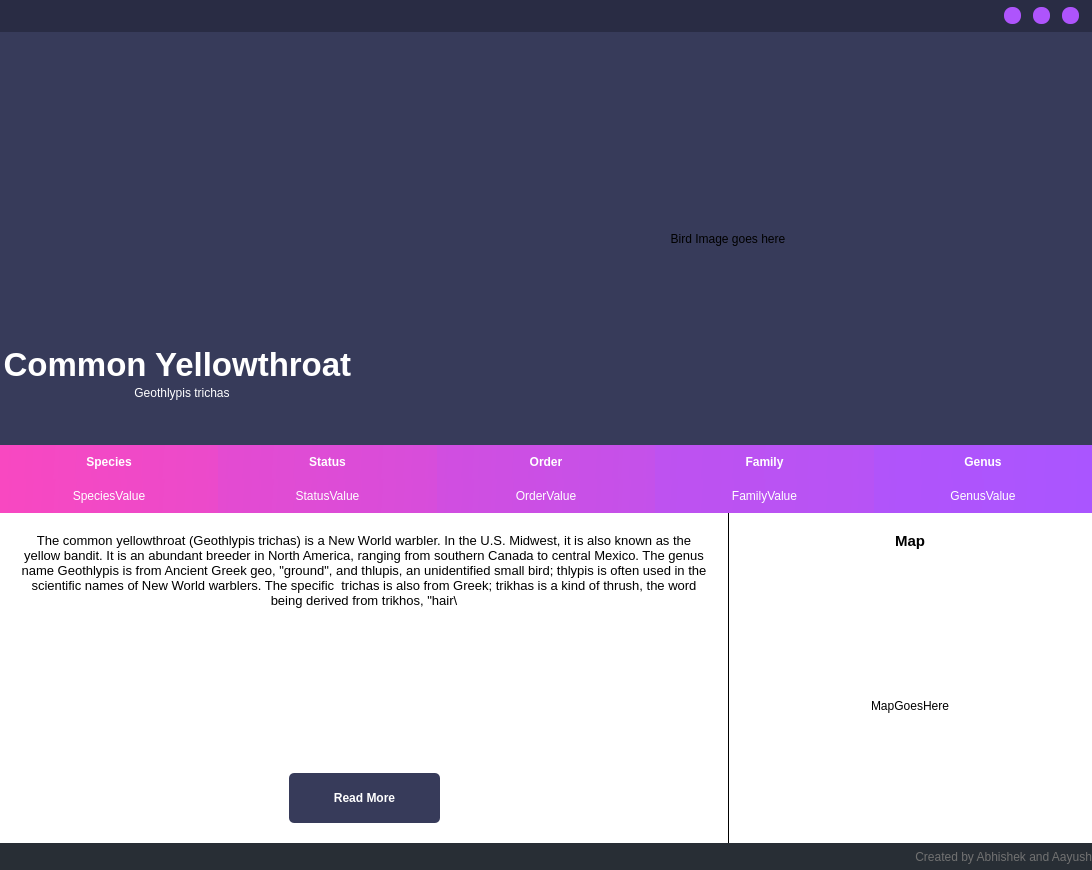
Before: the Qt Designer form UI/BirdDetailScreen.ui in aayush357/Aves, drawn with Qt 5.
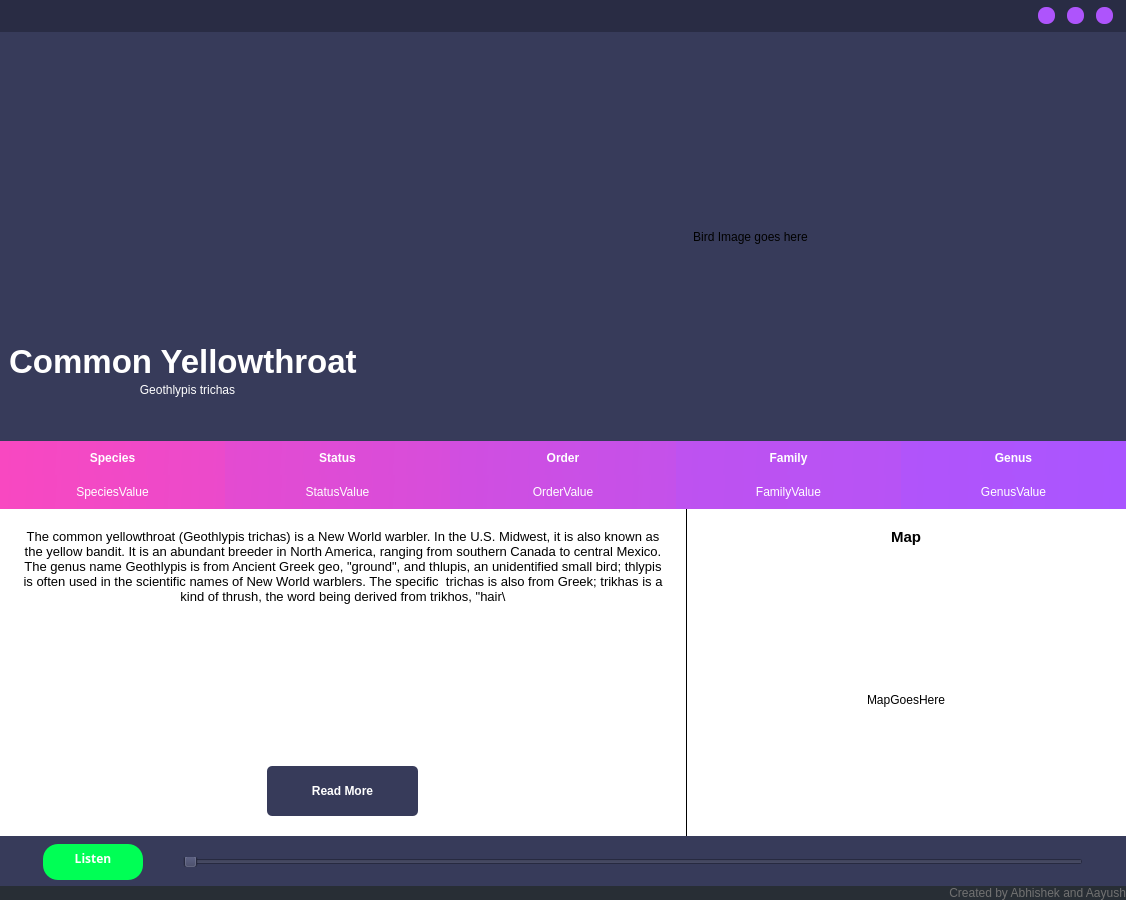
After: the same form once the commit is applied.

Commit message: Details Screen

Diff of the .ui file:
```diff
--- a/UI/BirdDetailScreen.ui
+++ b/UI/BirdDetailScreen.ui
@@ -6,13 +6,16 @@
    <rect>
     <x>0</x>
     <y>0</y>
-    <width>1092</width>
-    <height>870</height>
+    <width>1124</width>
+    <height>900</height>
    </rect>
   </property>
   <property name="windowTitle">
    <string>MainWindow</string>
   </property>
+  <property name="tabShape">
+   <enum>QTabWidget::Rounded</enum>
+  </property>
   <widget class="QWidget" name="centralwidget">
    <property name="styleSheet">
     <string notr="true">background-color: rgb(255, 255, 255);
@@ -33,7 +36,7 @@
      <number>0</number>
     </property>
     <item>
-     <layout class="QVBoxLayout" name="verticalLayout" stretch="0,15,0,12,1">
+     <layout class="QVBoxLayout" name="verticalLayout" stretch="0,15,0,12,0,0">
       <property name="spacing">
        <number>0</number>
       </property>
@@ -639,7 +642,7 @@
        </widget>
       </item>
       <item>
-       <layout class="QHBoxLayout" name="DescriptionMap" stretch="2,1">
+       <layout class="QHBoxLayout" name="DescriptionMap" stretch="0,1">
         <property name="spacing">
          <number>0</number>
         </property>
@@ -700,7 +703,7 @@
            </widget>
           </item>
           <item>
-           <layout class="QHBoxLayout" name="ButtonLayoutContainer" stretch="2,1,2">
+           <layout class="QHBoxLayout" name="ButtonLayoutContainer" stretch="1">
             <property name="spacing">
              <number>0</number>
             </property>
@@ -708,20 +711,20 @@
              <number>0</number>
             </property>
             <item>
-             <layout class="QVBoxLayout" name="EmptyButtonContainer"/>
-            </item>
-            <item>
-             <layout class="QVBoxLayout" name="ReadMoreContainer">
+             <layout class="QHBoxLayout" name="horizontalLayout_3">
+              <item>
+               <layout class="QVBoxLayout" name="verticalLayout_3"/>
+              </item>
               <item>
                <widget class="QPushButton" name="ReadMoreButton">
-                <property name="sizePolicy">
-                 <sizepolicy hsizetype="MinimumExpanding" vsizetype="MinimumExpanding">
-                  <horstretch>0</horstretch>
-                  <verstretch>0</verstretch>
-                 </sizepolicy>
-                </property>
                 <property name="minimumSize">
                  <size>
+                  <width>0</width>
+                  <height>50</height>
+                 </size>
+                </property>
+                <property name="maximumSize">
+                 <size>
                   <width>151</width>
                   <height>50</height>
                  </size>
@@ -746,25 +749,19 @@
                 <property name="text">
                  <string>Read More</string>
                 </property>
-                <property name="iconSize">
-                 <size>
-                  <width>0</width>
-                  <height>0</height>
-                 </size>
-                </property>
                </widget>
               </item>
              </layout>
             </item>
-            <item>
-             <layout class="QVBoxLayout" name="EmptyButtonContainer1"/>
-            </item>
            </layout>
           </item>
          </layout>
         </item>
         <item>
          <layout class="QVBoxLayout" name="MapContainer" stretch="1,5">
+          <property name="sizeConstraint">
+           <enum>QLayout::SetFixedSize</enum>
+          </property>
           <item>
            <widget class="QLabel" name="MapLabel">
             <property name="font">
@@ -787,6 +784,12 @@
           </item>
           <item>
            <widget class="QLabel" name="Map">
+            <property name="maximumSize">
+             <size>
+              <width>440</width>
+              <height>16777215</height>
+             </size>
+            </property>
             <property name="styleSheet">
              <string notr="true">border-left:1px solid black;</string>
             </property>
@@ -802,6 +805,160 @@
         </item>
        </layout>
       </item>
+      <item>
+       <widget class="QGroupBox" name="MediaPlayer">
+        <property name="sizePolicy">
+         <sizepolicy hsizetype="Minimum" vsizetype="Minimum">
+          <horstretch>0</horstretch>
+          <verstretch>0</verstretch>
+         </sizepolicy>
+        </property>
+        <property name="minimumSize">
+         <size>
+          <width>0</width>
+          <height>50</height>
+         </size>
+        </property>
+        <property name="styleSheet">
+         <string notr="true">background-color:rgb(55, 59, 90);
+border:none;
+padding-bottom:7px
+</string>
+        </property>
+        <property name="alignment">
+         <set>Qt::AlignCenter</set>
+        </property>
+        <layout class="QHBoxLayout" name="horizontalLayout_8" stretch="0,0,0,0,0">
+         <property name="spacing">
+          <number>0</number>
+         </property>
+         <property name="leftMargin">
+          <number>0</number>
+         </property>
+         <property name="topMargin">
+          <number>0</number>
+         </property>
+         <property name="rightMargin">
+          <number>0</number>
+         </property>
+         <property name="bottomMargin">
+          <number>0</number>
+         </property>
+         <item>
+          <spacer name="horizontalSpacer_2">
+           <property name="orientation">
+            <enum>Qt::Horizontal</enum>
+           </property>
+           <property name="sizeHint" stdset="0">
+            <size>
+             <width>40</width>
+             <height>20</height>
+            </size>
+           </property>
+          </spacer>
+         </item>
+         <item>
+          <widget class="QPushButton" name="ListenAudio">
+           <property name="sizePolicy">
+            <sizepolicy hsizetype="MinimumExpanding" vsizetype="MinimumExpanding">
+             <horstretch>0</horstretch>
+             <verstretch>0</verstretch>
+            </sizepolicy>
+           </property>
+           <property name="minimumSize">
+            <size>
+             <width>100</width>
+             <height>36</height>
+            </size>
+           </property>
+           <property name="maximumSize">
+            <size>
+             <width>100</width>
+             <height>36</height>
+            </size>
+           </property>
+           <property name="baseSize">
+            <size>
+             <width>0</width>
+             <height>0</height>
+            </size>
+           </property>
+           <property name="font">
+            <font>
+             <family>Oswald</family>
+             <pointsize>9</pointsize>
+             <weight>75</weight>
+             <bold>true</bold>
+            </font>
+           </property>
+           <property name="styleSheet">
+            <string notr="true">background-color: rgb(0, 255, 85);
+color:white;
+border-radius:15;
+</string>
+           </property>
+           <property name="text">
+            <string>Listen</string>
+           </property>
+           <property name="iconSize">
+            <size>
+             <width>0</width>
+             <height>0</height>
+            </size>
+           </property>
+          </widget>
+         </item>
+         <item>
+          <spacer name="horizontalSpacer">
+           <property name="orientation">
+            <enum>Qt::Horizontal</enum>
+           </property>
+           <property name="sizeHint" stdset="0">
+            <size>
+             <width>40</width>
+             <height>20</height>
+            </size>
+           </property>
+          </spacer>
+         </item>
+         <item>
+          <widget class="QSlider" name="slider">
+           <property name="minimumSize">
+            <size>
+             <width>900</width>
+             <height>0</height>
+            </size>
+           </property>
+           <property name="maximumSize">
+            <size>
+             <width>1030</width>
+             <height>10</height>
+            </size>
+           </property>
+           <property name="styleSheet">
+            <string notr="true"/>
+           </property>
+           <property name="orientation">
+            <enum>Qt::Horizontal</enum>
+           </property>
+          </widget>
+         </item>
+         <item>
+          <spacer name="horizontalSpacer_3">
+           <property name="orientation">
+            <enum>Qt::Horizontal</enum>
+           </property>
+           <property name="sizeHint" stdset="0">
+            <size>
+             <width>40</width>
+             <height>20</height>
+            </size>
+           </property>
+          </spacer>
+         </item>
+        </layout>
+       </widget>
+      </item>
       <item>
        <layout class="QHBoxLayout" name="Footer">
         <item>
```
Left out of the diff: 9 changed lines with no effect on the pictures.
